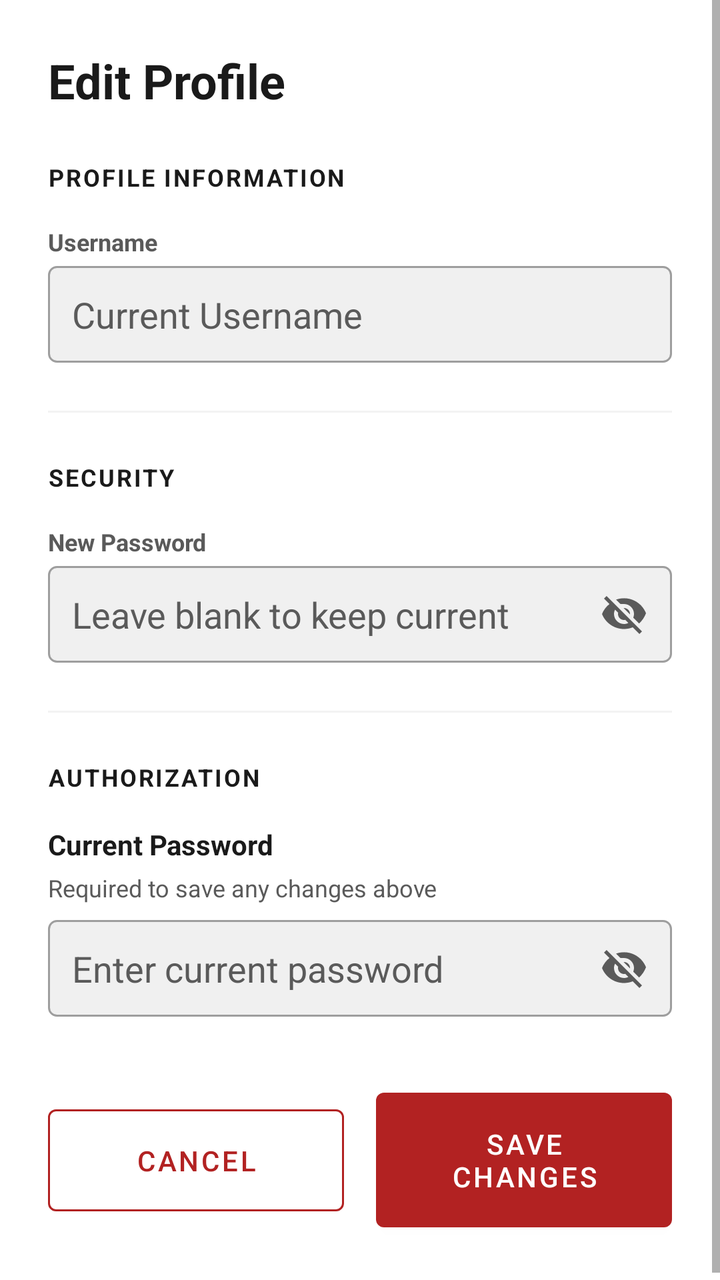
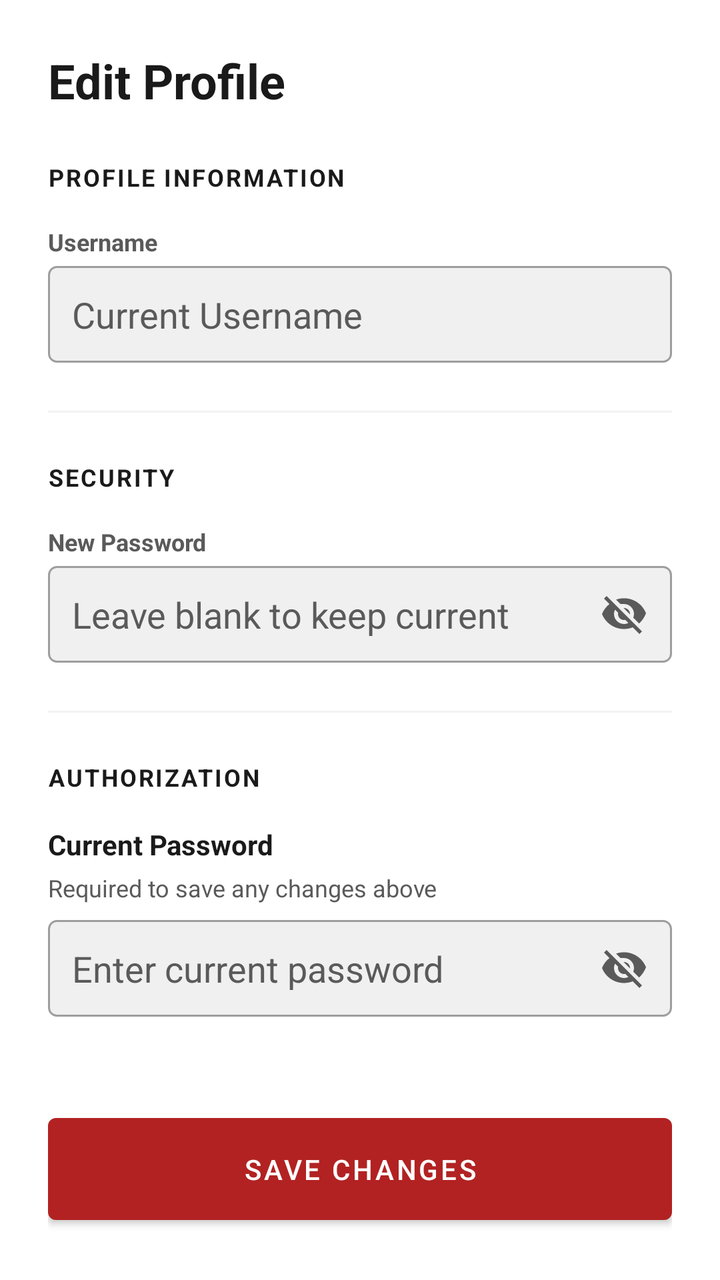

Two renders of the same Android screen: before a commit and after it. Below are the layout's source before the change and the commit's diff.
<!-- AndroidManifest.xml: application theme Theme.B07DemoSummer2024 -->
<!-- res/layout/fragment_profile.xml -->
<?xml version="1.0" encoding="utf-8"?>

<androidx.coordinatorlayout.widget.CoordinatorLayout xmlns:android="http://schemas.android.com/apk/res/android"
    xmlns:app="http://schemas.android.com/apk/res-auto"
    xmlns:tools="http://schemas.android.com/tools"
    android:layout_width="match_parent"
    android:layout_height="match_parent"
    android:background="@color/primary_background">

    <ScrollView
        android:layout_width="match_parent"
        android:layout_height="match_parent"
        android:fillViewport="true">

        <LinearLayout
            android:layout_width="match_parent"
            android:layout_height="wrap_content"
            android:orientation="vertical"
            android:padding="24dp">

            <TextView
                android:layout_width="wrap_content"
                android:layout_height="wrap_content"
                android:text="Edit Profile"
                android:textColor="@color/text_primary"
                android:textSize="24sp"
                android:textStyle="bold"
                android:layout_marginBottom="24dp"/>

            
            <TextView style="@style/TAAM_HeaderText" android:text="Profile Information" />

            <TextView
                android:layout_width="wrap_content"
                android:layout_height="wrap_content"
                android:layout_marginTop="16dp"
                android:text="Username"
                android:textColor="@color/text_secondary"
                android:textSize="12sp"
                android:textStyle="bold" />

            <EditText
                android:id="@+id/edit_username"
                style="@style/TAAM_EditText"
                android:layout_marginTop="4dp"
                android:autofillHints="username"
                android:importantForAutofill="yes"
                android:hint="Current Username"
                android:inputType="textPersonName" />

            <View
                android:layout_width="match_parent"
                android:layout_height="1dp"
                android:layout_marginTop="24dp"
                android:background="#1A888888" />

            
            <TextView style="@style/TAAM_HeaderText" android:text="Security" android:layout_marginTop="24dp" />

            <TextView
                android:layout_width="wrap_content"
                android:layout_height="wrap_content"
                android:layout_marginTop="16dp"
                android:text="New Password"
                android:textColor="@color/text_secondary"
                android:textSize="12sp"
                android:textStyle="bold" />

            <RelativeLayout
                android:layout_width="match_parent"
                android:layout_height="wrap_content"
                android:layout_marginTop="4dp">

                <EditText
                    android:id="@+id/edit_password"
                    style="@style/TAAM_EditText"
                    android:autofillHints="newPassword"
                    android:importantForAutofill="yes"
                    android:hint="Leave blank to keep current"
                    android:inputType="textPassword"
                    android:paddingEnd="48dp" />

                <ImageButton
                    android:id="@+id/toggleNewPassword"
                    android:layout_width="48dp"
                    android:layout_height="48dp"
                    android:layout_alignParentEnd="true"
                    android:layout_centerVertical="true"
                    android:background="?attr/selectableItemBackgroundBorderless"
                    android:src="@drawable/ic_visibility_off"
                    app:tint="@color/text_secondary"
                    android:contentDescription="Toggle Visibility" />
            </RelativeLayout>

            <LinearLayout
                android:id="@+id/layout_password_requirements"
                android:layout_width="match_parent"
                android:layout_height="wrap_content"
                android:orientation="vertical"
                android:layout_marginTop="8dp"
                android:visibility="gone">

                <TextView android:id="@+id/req_length" android:layout_width="wrap_content" android:layout_height="wrap_content" android:text="• At least 8 characters" android:textSize="12sp" android:textColor="@color/imperial_red" />
                <TextView android:id="@+id/req_uppercase" android:layout_width="wrap_content" android:layout_height="wrap_content" android:text="• One uppercase letter" android:textSize="12sp" android:textColor="@color/imperial_red" />
                <TextView android:id="@+id/req_lowercase" android:layout_width="wrap_content" android:layout_height="wrap_content" android:text="• One lowercase letter" android:textSize="12sp" android:textColor="@color/imperial_red" />
                <TextView android:id="@+id/req_digit" android:layout_width="wrap_content" android:layout_height="wrap_content" android:text="• One digit" android:textSize="12sp" android:textColor="@color/imperial_red" />
                <TextView android:id="@+id/req_special" android:layout_width="wrap_content" android:layout_height="wrap_content" android:text="• One special character" android:textSize="12sp" android:textColor="@color/imperial_red" />
            </LinearLayout>

            <TextView
                android:id="@+id/reenter_password_label"
                android:layout_width="wrap_content"
                android:layout_height="wrap_content"
                android:layout_marginTop="16dp"
                android:text="Confirm New Password"
                android:textColor="@color/text_secondary"
                android:textSize="12sp"
                android:textStyle="bold"
                android:visibility="gone" />

            <RelativeLayout
                android:id="@+id/layout_reenter_password"
                android:layout_width="match_parent"
                android:layout_height="wrap_content"
                android:layout_marginTop="4dp"
                android:visibility="gone">

                <EditText
                    android:id="@+id/edit_reenter_password"
                    style="@style/TAAM_EditText"
                    android:autofillHints="newPassword"
                    android:importantForAutofill="yes"
                    android:hint="Re-type new password"
                    android:inputType="textPassword"
                    android:paddingEnd="48dp" />

                <ImageButton
                    android:id="@+id/toggleConfirmPassword"
                    android:layout_width="48dp"
                    android:layout_height="48dp"
                    android:layout_alignParentEnd="true"
                    android:layout_centerVertical="true"
                    android:background="?attr/selectableItemBackgroundBorderless"
                    android:src="@drawable/ic_visibility_off"
                    app:tint="@color/text_secondary"
                    android:contentDescription="Toggle Visibility" />
            </RelativeLayout>

            <View
                android:layout_width="match_parent"
                android:layout_height="1dp"
                android:layout_marginTop="24dp"
                android:background="#1A888888" />

            
            <TextView style="@style/TAAM_HeaderText" android:text="Authorization" android:layout_marginTop="24dp" />

            <TextView
                android:layout_width="wrap_content"
                android:layout_height="wrap_content"
                android:layout_marginTop="16dp"
                android:text="Current Password"
                android:textColor="@color/text_primary"
                android:textSize="14sp"
                android:textStyle="bold" />

            <TextView
                android:layout_width="wrap_content"
                android:layout_height="wrap_content"
                android:layout_marginTop="4dp"
                android:text="Required to save any changes above"
                android:textColor="@color/text_secondary"
                android:textSize="12sp" />

            <RelativeLayout
                android:layout_width="match_parent"
                android:layout_height="wrap_content"
                android:layout_marginTop="8dp">

                <EditText
                    android:id="@+id/confirm_current_password"
                    style="@style/TAAM_EditText"
                    android:autofillHints="password"
                    android:importantForAutofill="yes"
                    android:hint="Enter current password"
                    android:inputType="textPassword"
                    android:paddingEnd="48dp" />

                <ImageButton
                    android:id="@+id/toggleCurrentPassword"
                    android:layout_width="48dp"
                    android:layout_height="48dp"
                    android:layout_alignParentEnd="true"
                    android:layout_centerVertical="true"
                    android:background="?attr/selectableItemBackgroundBorderless"
                    android:src="@drawable/ic_visibility_off"
                    app:tint="@color/text_secondary"
                    android:contentDescription="Toggle Visibility" />
            </RelativeLayout>

            <View
                android:layout_width="match_parent"
                android:layout_height="0dp"
                android:layout_weight="1" />
            
            <androidx.constraintlayout.widget.ConstraintLayout
                android:layout_width="match_parent"
                android:layout_height="wrap_content"
                android:layout_marginTop="32dp">

                <Button
                    android:id="@+id/button_cancel_profile"
                    style="?attr/materialButtonOutlinedStyle"
                    android:layout_width="0dp"
                    android:layout_height="wrap_content"
                    android:layout_marginEnd="8dp"
                    android:padding="16dp"
                    android:text="Cancel"
                    android:textColor="@color/accent_action"
                    app:layout_constraintBottom_toBottomOf="parent"
                    app:layout_constraintEnd_toStartOf="@+id/button_submit_profile"
                    app:layout_constraintHorizontal_weight="1"
                    app:layout_constraintStart_toStartOf="parent"
                    app:layout_constraintTop_toTopOf="parent"
                    app:strokeColor="@color/accent_action" />

                <Button
                    android:id="@+id/button_submit_profile"
                    android:layout_width="0dp"
                    android:layout_height="wrap_content"
                    android:layout_marginStart="8dp"
                    android:padding="16dp"
                    android:text="Save Changes"
                    app:backgroundTint="@color/accent_action"
                    android:textColor="@color/white"
                    app:layout_constraintBottom_toBottomOf="parent"
                    app:layout_constraintEnd_toEndOf="parent"
                    app:layout_constraintHorizontal_weight="1"
                    app:layout_constraintStart_toEndOf="@+id/button_cancel_profile"
                    app:layout_constraintTop_toTopOf="parent" />

            </androidx.constraintlayout.widget.ConstraintLayout>

        </LinearLayout>
    </ScrollView>
</androidx.coordinatorlayout.widget.CoordinatorLayout>
<!-- resources referenced by this layout -->
<resources>
  <color name="accent_action">@color/imperial_red_muted</color>
  <color name="imperial_red">#ED2939</color>
  <color name="primary_background">@color/taam_background</color>
  <color name="text_primary">@color/taam_text_dark</color>
  <color name="text_secondary">@color/taam_text_gray</color>
  <color name="white">#FFFFFFFF</color>
  <style name="TAAM_EditText" parent="Widget.AppCompat.EditText">
          <item name="android:layout_width">match_parent</item>
          <item name="android:layout_height">wrap_content</item>
          <item name="android:minHeight">48dp</item>
          <item name="android:padding">12dp</item>
          <item name="android:textColor">@color/text_primary</item>
          <item name="android:textColorHint">@color/text_secondary</item>
          <item name="android:textCursorDrawable">@drawable/cursor_gold</item>
          <item name="android:background">@drawable/edit_text_border</item>
          <item name="android:fontFamily">sans-serif</item>
      </style>
  <style name="TAAM_HeaderText">
          <item name="android:layout_width">wrap_content</item>
          <item name="android:layout_height">wrap_content</item>
          <item name="android:fontFamily">sans-serif</item>
          <item name="android:textAllCaps">true</item>
          <item name="android:letterSpacing">0.08</item>
          <item name="android:textColor">@color/text_primary</item>
          <item name="android:textSize">12sp</item>
          <item name="android:textStyle">bold</item>
      </style>
  <color name="imperial_red_muted">#B22222</color>
  <color name="taam_background">#FFFFFFFF</color>
  <color name="taam_text_dark">#1A1A1A</color>
  <color name="taam_text_gray">#5A5A5A</color>
  <!-- drawable cursor_gold (drawable) -->
  <?xml version="1.0" encoding="utf-8"?>
  
  <shape xmlns:android="http://schemas.android.com/apk/res/android">
      <size android:width="2dp" />
      <solid android:color="@color/taam_gold" />
  </shape>
  <!-- drawable edit_text_border (drawable) -->
  <?xml version="1.0" encoding="utf-8"?>
  
  <selector xmlns:android="http://schemas.android.com/apk/res/android">
      <item android:state_focused="true">
          <shape android:shape="rectangle">
              <solid android:color="@color/search_bar_background" />
              <stroke android:width="2dp" android:color="@color/taam_gold" />
              <corners android:radius="4dp" />
          </shape>
      </item>
      <item>
          <shape android:shape="rectangle">
              <solid android:color="@color/search_bar_background" />
              <stroke android:width="1dp" android:color="@color/disabled_text_color" />
              <corners android:radius="4dp" />
          </shape>
      </item>
  </selector>
  <color name="black">#1A1A1A</color>
  <color name="taam_gold">#C7A762</color>
  <style name="CustomMaterialDialog" parent="Theme.MaterialComponents.Light.Dialog.Alert">
          <item name="buttonBarPositiveButtonStyle">@style/CustomDialogButton</item>
          <item name="buttonBarNegativeButtonStyle">@style/CustomDialogButton</item>
          <item name="shapeAppearanceMediumComponent">@style/RoundedCornersDialog</item>
      </style>
  <color name="search_bar_background">#F0F0F0</color>
  <color name="disabled_text_color">#9E9E9E</color>
  <style name="CustomDialogButton" parent="Widget.MaterialComponents.Button.TextButton">
          <item name="android:textColor">@color/dialog_button_text</item>
      </style>
  <style name="RoundedCornersDialog">
          <item name="cornerFamily">rounded</item>
          <item name="cornerSize">12dp</item>
      </style>
  <color name="dialog_button_text">@color/taam_gold</color>
  <!-- unchanged entries left out for length: 2 -->
</resources>

<!-- the commit's change to res/layout/fragment_profile.xml (unified diff, before → after) -->
@@ -203,43 +203,15 @@
                 android:layout_height="0dp"
                 android:layout_weight="1" />
             
-            <androidx.constraintlayout.widget.ConstraintLayout
-                android:layout_width="match_parent"
-                android:layout_height="wrap_content"
-                android:layout_marginTop="32dp">
-
-                <Button
-                    android:id="@+id/button_cancel_profile"
-                    style="?attr/materialButtonOutlinedStyle"
-                    android:layout_width="0dp"
-                    android:layout_height="wrap_content"
-                    android:layout_marginEnd="8dp"
-                    android:padding="16dp"
-                    android:text="Cancel"
-                    android:textColor="@color/accent_action"
-                    app:layout_constraintBottom_toBottomOf="parent"
-                    app:layout_constraintEnd_toStartOf="@+id/button_submit_profile"
-                    app:layout_constraintHorizontal_weight="1"
-                    app:layout_constraintStart_toStartOf="parent"
-                    app:layout_constraintTop_toTopOf="parent"
-                    app:strokeColor="@color/accent_action" />
-
-                <Button
-                    android:id="@+id/button_submit_profile"
-                    android:layout_width="0dp"
-                    android:layout_height="wrap_content"
-                    android:layout_marginStart="8dp"
-                    android:padding="16dp"
-                    android:text="Save Changes"
-                    app:backgroundTint="@color/accent_action"
-                    android:textColor="@color/white"
-                    app:layout_constraintBottom_toBottomOf="parent"
-                    app:layout_constraintEnd_toEndOf="parent"
-                    app:layout_constraintHorizontal_weight="1"
-                    app:layout_constraintStart_toEndOf="@+id/button_cancel_profile"
-                    app:layout_constraintTop_toTopOf="parent" />
-
-            </androidx.constraintlayout.widget.ConstraintLayout>
+            <Button
+                android:id="@+id/button_submit_profile"
+                android:layout_width="match_parent"
+                android:layout_height="wrap_content"
+                android:layout_marginTop="32dp"
+                android:padding="16dp"
+                android:text="Save Changes"
+                android:textColor="@color/white"
+                app:backgroundTint="@color/accent_action" />
 
         </LinearLayout>
     </ScrollView>
